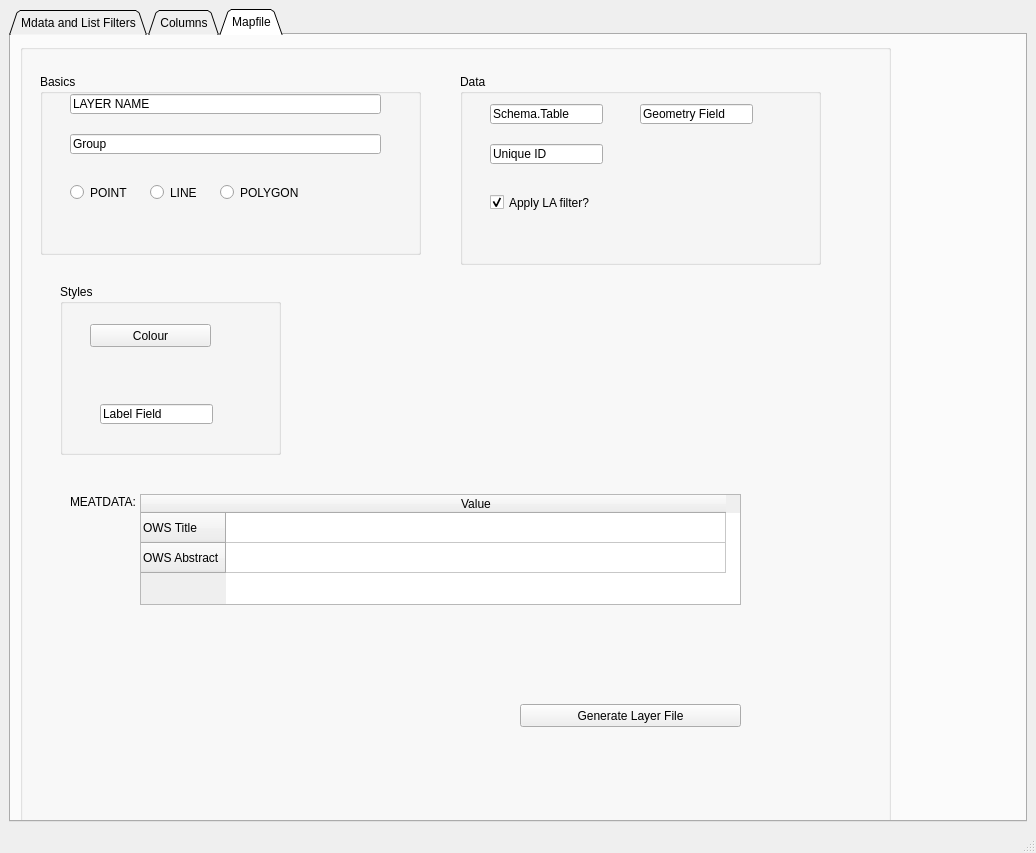
Old version of the form QTFiles/LayerMaker_GUI_v1.ui in the repository select-8/LayerMaker.
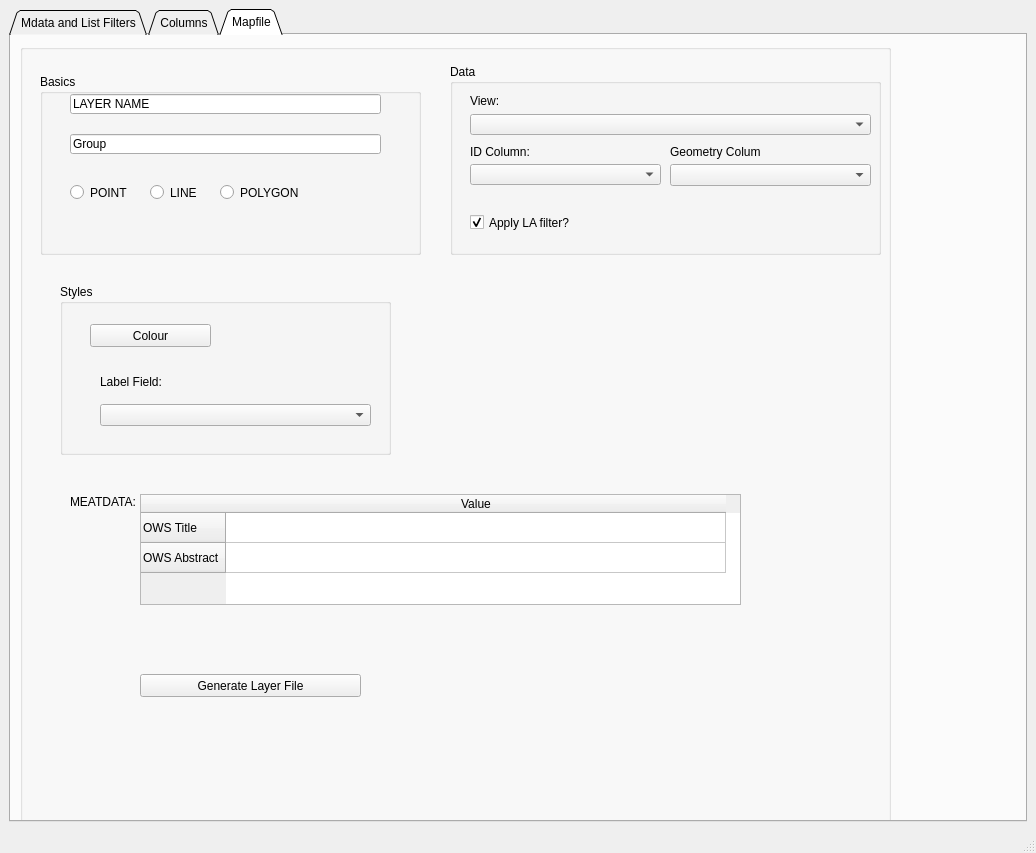
New version of the form. The open tabs and pages were chosen to show the change.

Commit message: comboboxes in Mapfile tab are auto populated

The edit to the form file:
```diff
--- a/QTFiles/LayerMaker_GUI_v1.ui
+++ b/QTFiles/LayerMaker_GUI_v1.ui
@@ -1538,46 +1538,20 @@
         <widget class="QGroupBox" name="GB_DATA">
          <property name="geometry">
           <rect>
-           <x>440</x>
-           <y>30</y>
-           <width>361</width>
+           <x>430</x>
+           <y>20</y>
+           <width>431</width>
            <height>191</height>
           </rect>
          </property>
          <property name="title">
           <string>Data</string>
          </property>
-         <widget class="QLineEdit" name="LE_SCHEMATABLE">
-          <property name="geometry">
-           <rect>
-            <x>30</x>
-            <y>30</y>
-            <width>113</width>
-            <height>20</height>
-           </rect>
-          </property>
-          <property name="text">
-           <string>Schema.Table</string>
-          </property>
-         </widget>
-         <widget class="QLineEdit" name="LE_UNIQUEID">
-          <property name="geometry">
-           <rect>
-            <x>30</x>
-            <y>70</y>
-            <width>113</width>
-            <height>20</height>
-           </rect>
-          </property>
-          <property name="text">
-           <string>Unique ID</string>
-          </property>
-         </widget>
          <widget class="QCheckBox" name="CBX_LA_FILTER">
           <property name="geometry">
            <rect>
-            <x>30</x>
-            <y>120</y>
+            <x>20</x>
+            <y>150</y>
             <width>131</width>
             <height>17</height>
            </rect>
@@ -1589,20 +1563,73 @@
            <bool>true</bool>
           </property>
          </widget>
-         <widget class="QLineEdit" name="LE_GEOMETRYFIELD">
+         <widget class="QComboBox" name="CB_SCHEMATABLE">
           <property name="geometry">
            <rect>
-            <x>180</x>
+            <x>20</x>
+            <y>50</y>
+            <width>401</width>
+            <height>21</height>
+           </rect>
+          </property>
+         </widget>
+         <widget class="QComboBox" name="CB_UNIQUEID">
+          <property name="geometry">
+           <rect>
+            <x>20</x>
+            <y>100</y>
+            <width>191</width>
+            <height>21</height>
+           </rect>
+          </property>
+         </widget>
+         <widget class="QLabel" name="LB_SCHEMATABLE">
+          <property name="geometry">
+           <rect>
+            <x>20</x>
             <y>30</y>
-            <width>113</width>
-            <height>20</height>
+            <width>47</width>
+            <height>13</height>
            </rect>
           </property>
           <property name="text">
-           <string>Geometry Field</string>
+           <string>View:</string>
           </property>
-          <property name="placeholderText">
-           <string>Geom2157</string>
+         </widget>
+         <widget class="QLabel" name="LB_UNIQUEID">
+          <property name="geometry">
+           <rect>
+            <x>20</x>
+            <y>80</y>
+            <width>101</width>
+            <height>16</height>
+           </rect>
+          </property>
+          <property name="text">
+           <string>ID Column:</string>
+          </property>
+         </widget>
+         <widget class="QComboBox" name="CB_GEOMETRYFIELD">
+          <property name="geometry">
+           <rect>
+            <x>220</x>
+            <y>100</y>
+            <width>201</width>
+            <height>22</height>
+           </rect>
+          </property>
+         </widget>
+         <widget class="QLabel" name="label_2">
+          <property name="geometry">
+           <rect>
+            <x>220</x>
+            <y>80</y>
+            <width>91</width>
+            <height>16</height>
+           </rect>
+          </property>
+          <property name="text">
+           <string>Geometry Column:</string>
           </property>
          </widget>
         </widget>
@@ -1611,7 +1638,7 @@
           <rect>
            <x>40</x>
            <y>240</y>
-           <width>221</width>
+           <width>331</width>
            <height>171</height>
           </rect>
          </property>
@@ -1631,17 +1658,27 @@
            <string>Colour</string>
           </property>
          </widget>
-         <widget class="QLineEdit" name="LE_LABELFIELD">
+         <widget class="QComboBox" name="CB_LABELFIELD">
           <property name="geometry">
            <rect>
             <x>40</x>
             <y>120</y>
-            <width>113</width>
-            <height>20</height>
+            <width>271</width>
+            <height>22</height>
+           </rect>
+          </property>
+         </widget>
+         <widget class="QLabel" name="label">
+          <property name="geometry">
+           <rect>
+            <x>40</x>
+            <y>90</y>
+            <width>71</width>
+            <height>16</height>
            </rect>
           </property>
           <property name="text">
-           <string>Label Field</string>
+           <string>Label Field:</string>
           </property>
          </widget>
         </widget>
@@ -1661,8 +1698,8 @@
         <widget class="QPushButton" name="BTN_GENLAYERFILE">
          <property name="geometry">
           <rect>
-           <x>500</x>
-           <y>660</y>
+           <x>120</x>
+           <y>630</y>
            <width>221</width>
            <height>23</height>
           </rect>
```
Left out of the diff: 2 changed lines with no effect on the pictures. The commit also changes 6 other files.
